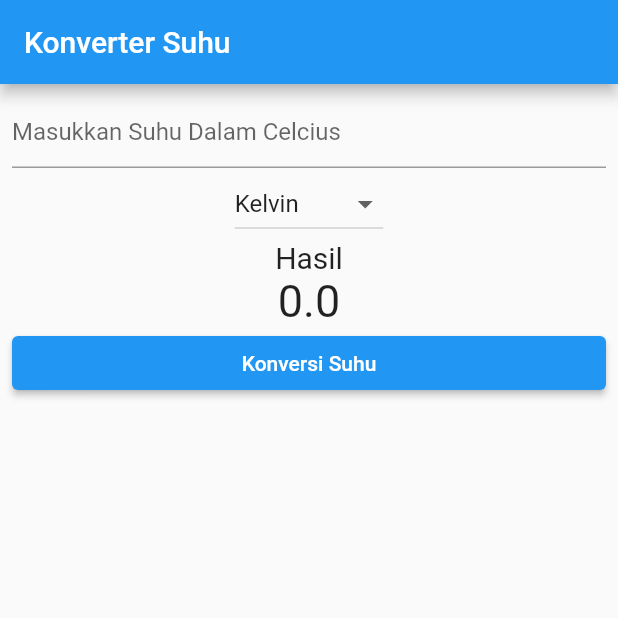
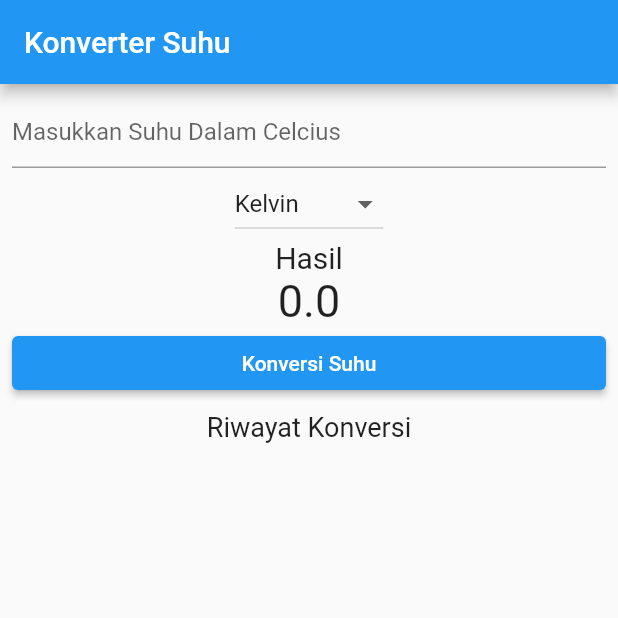
Before and after one commit to RosisHudaya/flutter_suhu, a Flutter app: the screen it shows after launch, after a tap on "Konversi Suhu", on a phone screen of 412 x 824 dp, the top half of it. Run offline on Flutter 3.47's test engine with Material 2 defaults, Android fonts, the phone set to English and light mode, and no system bars.

Commit message:
History Suhu

```diff
--- a/lib/main.dart
+++ b/lib/main.dart
@@ -44,6 +44,7 @@ class _MyAppState extends State<MyApp> {
   var listSuhu = ["Kelvin", "Reamor", "Fahrenheit"];
   var selectedSuhu = "Kelvin";
   String? selectedValue;
+  List<String> history = <String>[];
 
   konverterSuhu() {
     setState(() {
@@ -59,6 +60,8 @@ class _MyAppState extends State<MyApp> {
         if (selectedSuhu == "Fahrenheit") {
           _result = printFahrenheit(double.parse(etInputUser.text));
         }
+
+        history.add("$selectedSuhu : $_result");
       }
     });
   }
@@ -115,8 +118,6 @@ class _MyAppState extends State<MyApp> {
                   fontSize: 30,
                 ),
               ),
-              Column(
-                children: [
               SizedBox(
                 width: double.infinity,
                 child: ElevatedButton(
@@ -126,8 +127,23 @@ class _MyAppState extends State<MyApp> {
                   child: const Text('Konversi Suhu'),
                 ),
               ),
-                ],
+              const Padding(
+                padding: EdgeInsets.all(8.0),
+                child: Text(
+                  'Riwayat Konversi',
+                  style: TextStyle(fontSize: 18),
                 ),
+              ),
+              Expanded(
+                child: ListView.builder(
+                  itemCount: history.length,
+                  itemBuilder: (context, index) {
+                    return ListTile(
+                      title: Text(history[index]),
+                    );
+                  },
+                ),
+              )
             ],
           ),
         ),
```
Lines whose indentation alone changed are shown as unchanged.
